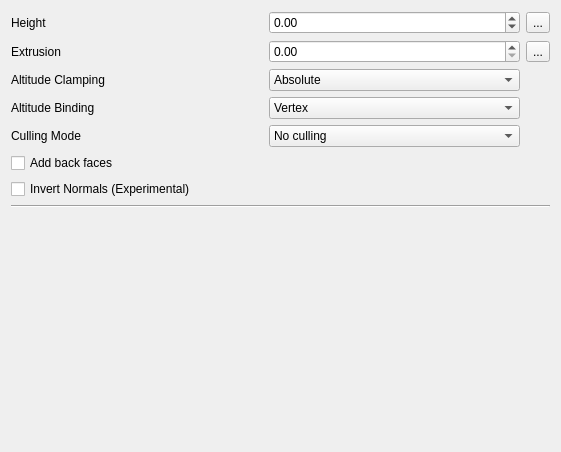
qgis/QGIS, file src/ui/3d/polygon3dsymbolwidget.ui: the form before one commit.
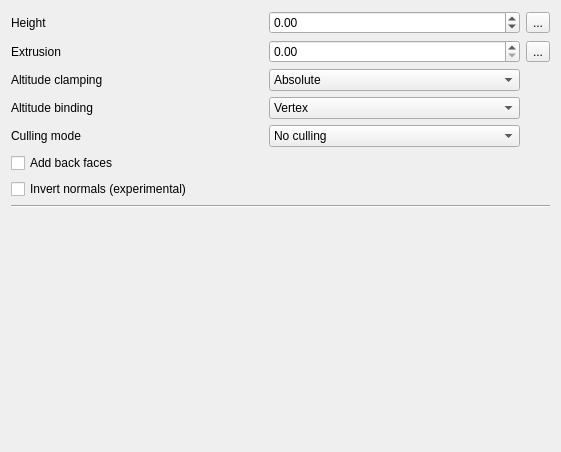
The form after the commit. Custom widgets are drawn as their Qt base class.

Patch:
```diff
--- a/src/ui/3d/polygon3dsymbolwidget.ui
+++ b/src/ui/3d/polygon3dsymbolwidget.ui
@@ -17,7 +17,7 @@
    <item row="6" column="0" colspan="2">
     <widget class="QCheckBox" name="chkInvertNormals">
      <property name="text">
-      <string>Invert Normals (Experimental)</string>
+      <string>Invert normals (experimental)</string>
      </property>
     </widget>
    </item>
@@ -31,7 +31,7 @@
    <item row="3" column="0">
     <widget class="QLabel" name="label_4">
      <property name="text">
-      <string>Altitude Binding</string>
+      <string>Altitude binding</string>
      </property>
     </widget>
    </item>
@@ -92,7 +92,7 @@
    <item row="2" column="0">
     <widget class="QLabel" name="label_3">
      <property name="text">
-      <string>Altitude Clamping</string>
+      <string>Altitude clamping</string>
      </property>
     </widget>
    </item>
@@ -125,7 +125,7 @@
    <item row="4" column="0">
     <widget class="QLabel" name="label_5">
      <property name="text">
-      <string>Culling Mode</string>
+      <string>Culling mode</string>
      </property>
     </widget>
    </item>
```
